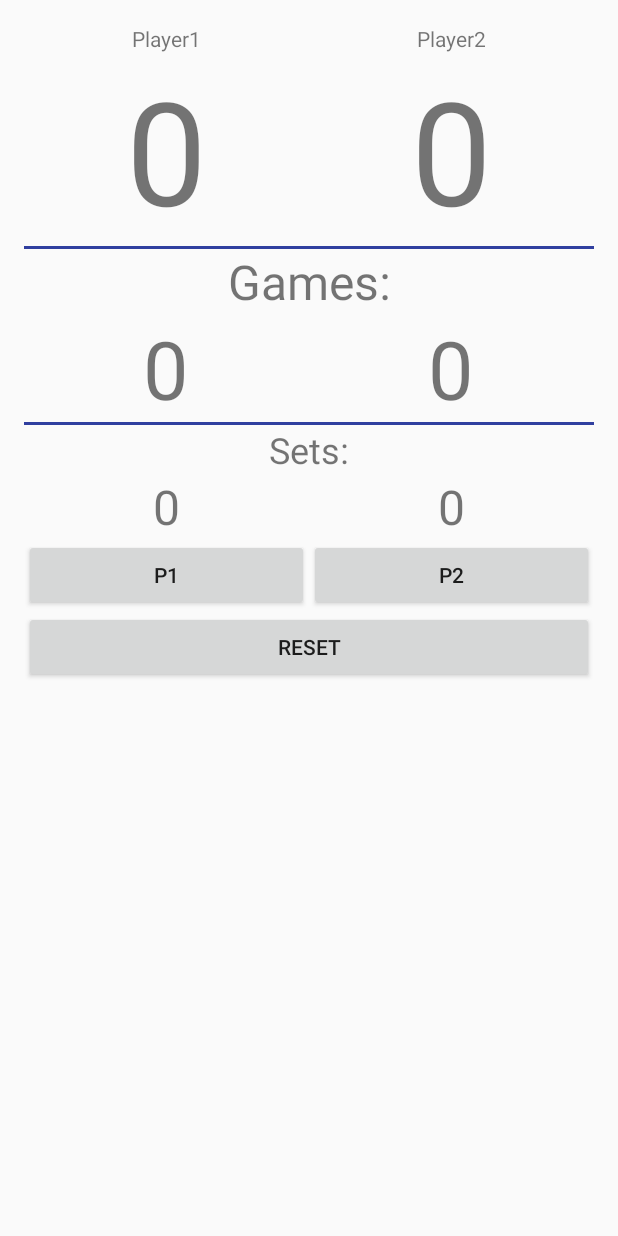
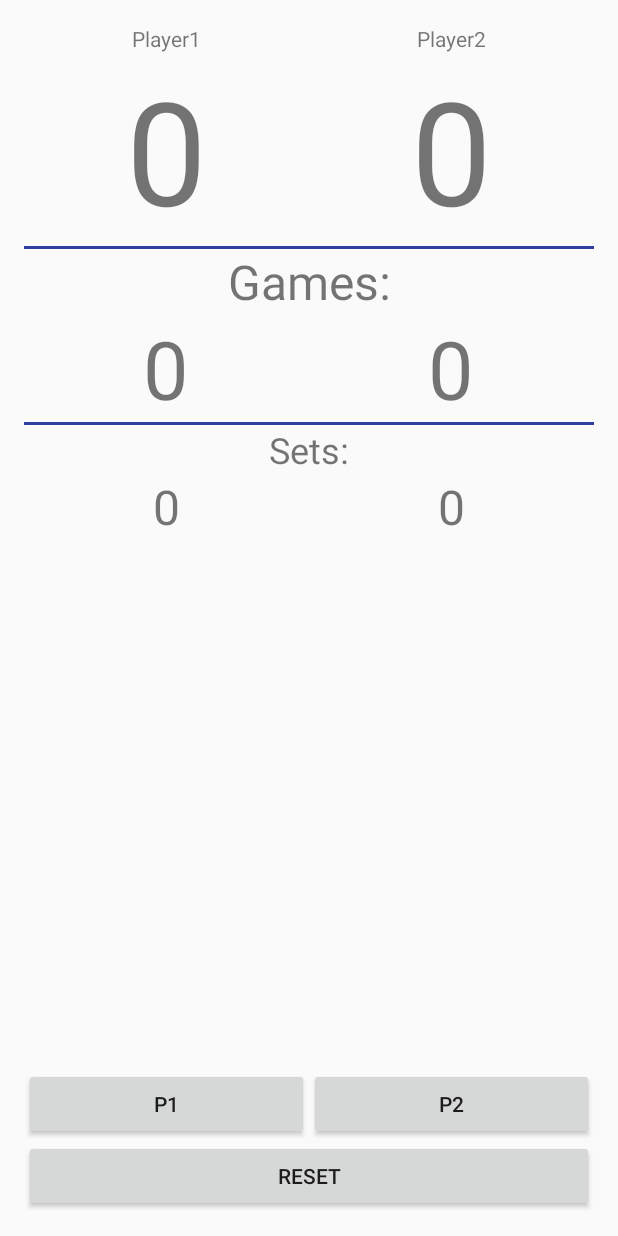
Before and after one commit to jossehblanco/Labo2, an Android app: the layout activity_main.xml on its own in the app's theme, with its tools: preview values and no code run, on a phone screen of 412 x 824 dp. Run offline under Robolectric (Android 15) with nearby library versions, the phone set to English and light mode, and no system bars.

Commit message:
Interfaz de usuario terminada

```diff
--- a/app/src/main/res/layout/activity_main.xml
+++ b/app/src/main/res/layout/activity_main.xml
@@ -31,20 +31,22 @@
         android:layout_height="wrap_content" android:orientation="horizontal">
 
         <TextView
+            android:id="@+id/S1"
             android:layout_width="wrap_content"
             android:layout_height="wrap_content"
             android:layout_weight="2"
             android:gravity="center"
-            android:text="2"
+            android:text="@string/P1SC"
             android:textSize="96sp"
             tools:text="@string/P1SC" />
 
         <TextView
+            android:id="@+id/S2"
             android:layout_width="wrap_content"
             android:layout_height="wrap_content"
             android:layout_weight="2"
             android:gravity="center"
-            android:text="2"
+            android:text="@string/P2SC"
             android:textSize="96sp"
             tools:text="@string/P2SC" />
     </LinearLayout>
@@ -65,20 +67,22 @@
         android:layout_height="wrap_content" android:orientation="horizontal">
 
         <TextView
+            android:id="@+id/G1"
             android:layout_width="wrap_content"
             android:layout_height="wrap_content"
             android:layout_weight="2"
             android:gravity="center"
-            android:text="6"
+            android:text="@string/P1GC"
             android:textSize="54sp"
             tools:text="@string/P1GC" />
 
         <TextView
+            android:id="@+id/G2"
             android:layout_width="wrap_content"
             android:layout_height="wrap_content"
             android:layout_weight="2"
             android:gravity="center"
-            android:text="4"
+            android:text="@string/P2GC"
             android:textSize="54sp"
             tools:text="@string/P2GC" />
     </LinearLayout>
@@ -99,41 +103,58 @@
         android:layout_height="wrap_content" android:orientation="horizontal">
 
         <TextView
+            android:id="@+id/ST1"
             android:layout_width="wrap_content"
             android:layout_height="wrap_content"
             android:layout_weight="2"
             android:gravity="center"
-            android:text="2"
+            android:text="@string/P1STC"
             android:textSize="32sp"
             tools:text="@string/P1STC" />
 
         <TextView
+            android:id="@+id/ST2"
             android:layout_width="wrap_content"
             android:layout_height="wrap_content"
             android:layout_weight="2"
             android:gravity="center"
-            android:text="1"
+            android:text="@string/P2STC"
             android:textSize="32sp"
             tools:text="@string/P2STC" />
     </LinearLayout>
+    <TextView
+        android:id="@+id/info"
+        android:layout_width="match_parent"
+        android:layout_height="wrap_content"
+        android:layout_weight="2"
+        android:gravity="center"
+        android:textSize="20sp" />
     <LinearLayout
         android:layout_width="match_parent"
         android:layout_height="wrap_content" android:orientation="horizontal">
+
         <Button
+            android:id="@+id/play1"
             android:layout_width="wrap_content"
             android:layout_height="wrap_content"
-            android:text="P1"
-            android:layout_weight="2"/>
+            android:layout_weight="2"
+            android:onClick="btClick1"
+            android:text="P1" />
+
         <Button
+            android:id="@+id/play2"
             android:layout_width="wrap_content"
             android:layout_height="wrap_content"
-            android:text="P2"
-            android:layout_weight="2"/>
+            android:layout_weight="2"
+            android:onClick="btClick2"
+            android:text="P2" />
     </LinearLayout>
 
     <Button
+        android:id="@+id/res"
         android:layout_width="match_parent"
         android:layout_height="wrap_content"
-        android:text="RESET"/>
+        android:onClick="btnClick3"
+        android:text="RESET" />
 
 </LinearLayout>
```
